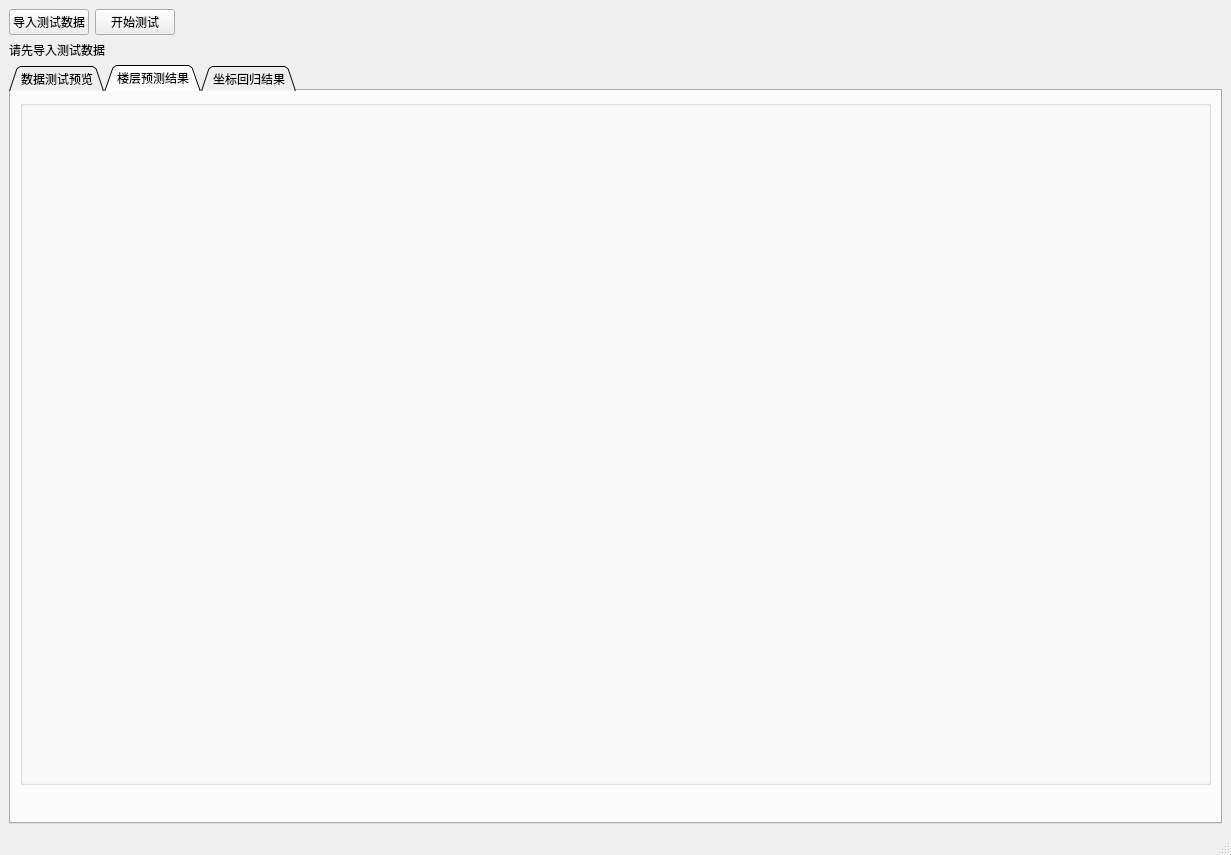
Qt form mywindow.ui (zhixinaa/indoorloc) before a commit.
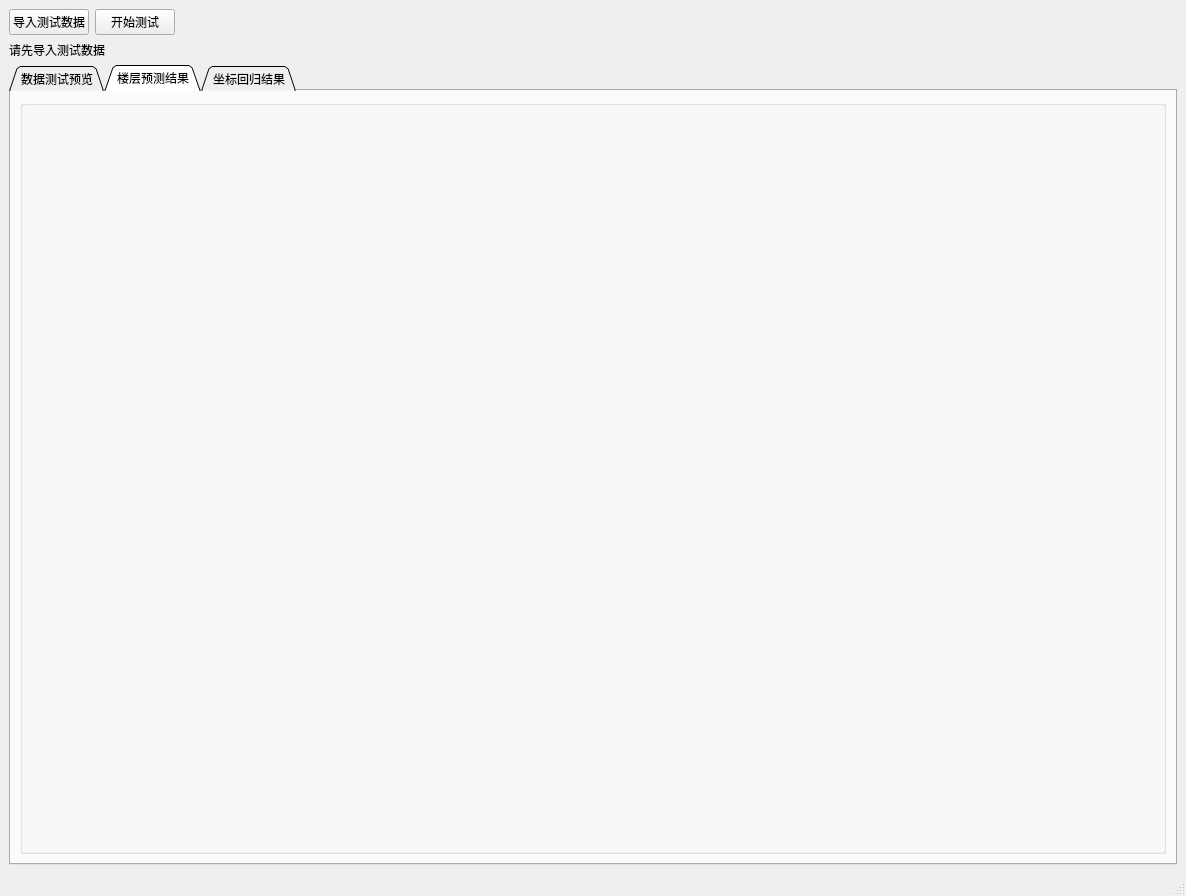
The same form after that commit. The open tabs and pages were chosen to show the change.

```diff
--- a/mywindow.ui
+++ b/mywindow.ui
@@ -6,8 +6,8 @@
    <rect>
     <x>0</x>
     <y>0</y>
-    <width>1231</width>
-    <height>855</height>
+    <width>1186</width>
+    <height>896</height>
    </rect>
   </property>
   <property name="windowTitle">
@@ -100,7 +100,7 @@
          <attribute name="title">
           <string>数据测试预览</string>
          </attribute>
-         <layout class="QHBoxLayout" name="horizontalLayout_4">
+         <layout class="QHBoxLayout" name="horizontalLayout_3">
           <item>
            <layout class="QVBoxLayout" name="verticalLayout_2">
             <property name="sizeConstraint">
@@ -122,7 +122,7 @@
         </widget>
         <widget class="QWidget" name="tab_2">
          <property name="sizePolicy">
-          <sizepolicy hsizetype="Fixed" vsizetype="Preferred">
+          <sizepolicy hsizetype="Preferred" vsizetype="Preferred">
            <horstretch>0</horstretch>
            <verstretch>0</verstretch>
           </sizepolicy>
@@ -130,15 +130,21 @@
          <property name="maximumSize">
           <size>
            <width>16777215</width>
-           <height>703</height>
+           <height>16777215</height>
           </size>
          </property>
          <attribute name="title">
           <string>楼层预测结果</string>
          </attribute>
-         <layout class="QHBoxLayout" name="horizontalLayout_3">
+         <layout class="QHBoxLayout" name="horizontalLayout_4">
           <item>
            <widget class="QGroupBox" name="groupBox_2">
+            <property name="sizePolicy">
+             <sizepolicy hsizetype="Preferred" vsizetype="Preferred">
+              <horstretch>0</horstretch>
+              <verstretch>0</verstretch>
+             </sizepolicy>
+            </property>
             <property name="title">
              <string/>
             </property>
```
Left out of the diff: 4 changed lines with no effect on the pictures.
